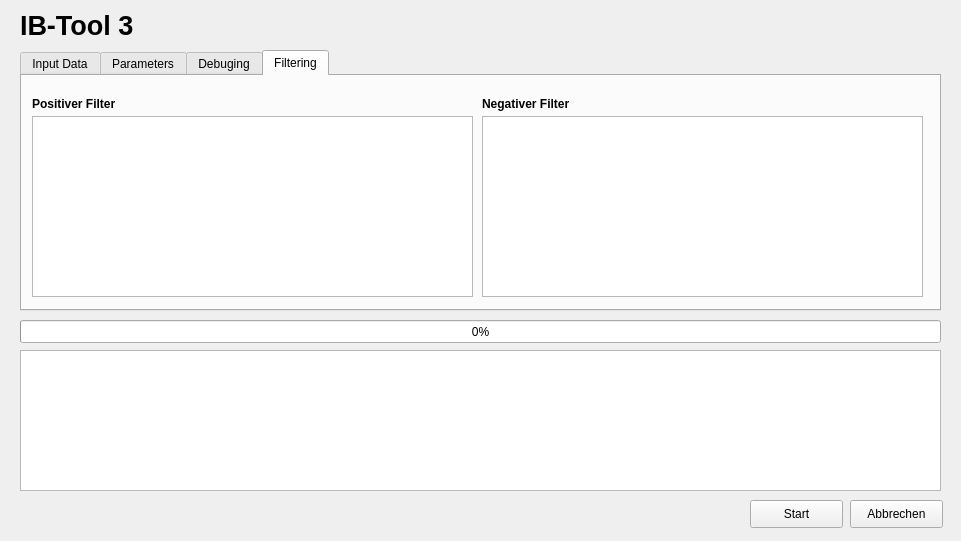
Above: ibtool_dialog_base.ui from IB-Tool/IB-Tool-3 before the change. Below: the same form after it.
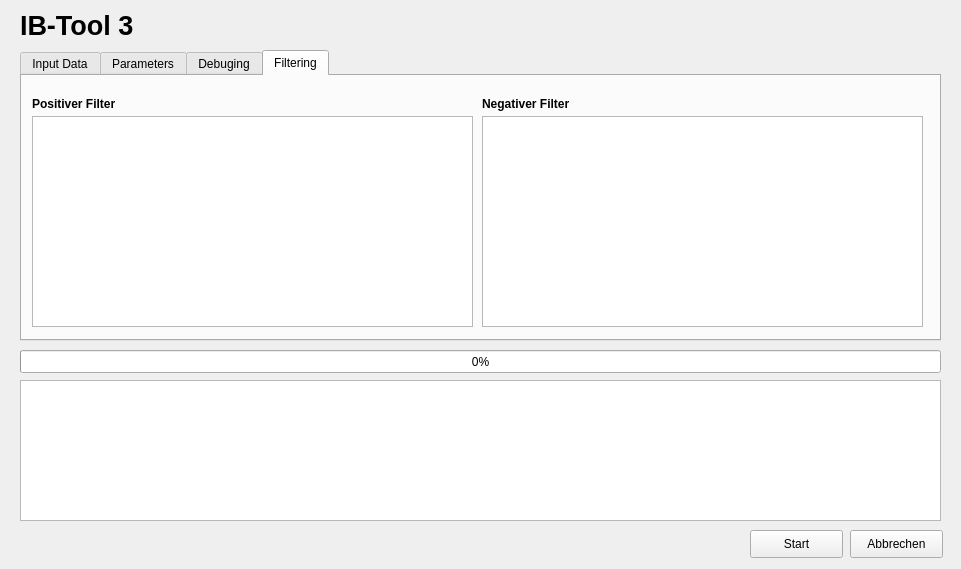
That is the form after the change. The open tabs and pages were chosen to show the change.

Commit message: Add field for log dir

```diff
--- a/ibtool_dialog_base.ui
+++ b/ibtool_dialog_base.ui
@@ -7,7 +7,7 @@
     <x>0</x>
     <y>0</y>
     <width>961</width>
-    <height>541</height>
+    <height>569</height>
    </rect>
   </property>
   <property name="windowTitle">
@@ -39,7 +39,7 @@
      <x>20</x>
      <y>50</y>
      <width>921</width>
-     <height>261</height>
+     <height>291</height>
     </rect>
    </property>
    <property name="currentIndex">
@@ -771,7 +771,7 @@
        <x>10</x>
        <y>40</y>
        <width>441</width>
-       <height>181</height>
+       <height>211</height>
       </rect>
      </property>
     </widget>
@@ -781,7 +781,7 @@
        <x>460</x>
        <y>40</y>
        <width>441</width>
-       <height>181</height>
+       <height>211</height>
       </rect>
      </property>
     </widget>
@@ -829,7 +829,7 @@
    <property name="geometry">
     <rect>
      <x>750</x>
-     <y>500</y>
+     <y>530</y>
      <width>93</width>
      <height>28</height>
     </rect>
@@ -842,7 +842,7 @@
    <property name="geometry">
     <rect>
      <x>20</x>
-     <y>320</y>
+     <y>350</y>
      <width>921</width>
      <height>23</height>
     </rect>
@@ -855,7 +855,7 @@
    <property name="geometry">
     <rect>
      <x>20</x>
-     <y>350</y>
+     <y>380</y>
      <width>921</width>
      <height>141</height>
     </rect>
@@ -865,7 +865,7 @@
    <property name="geometry">
     <rect>
      <x>850</x>
-     <y>500</y>
+     <y>530</y>
      <width>93</width>
      <height>28</height>
     </rect>
```
Left out of the diff: 2 changed lines with no effect on the pictures. Lines whose indentation alone changed are shown as unchanged.
